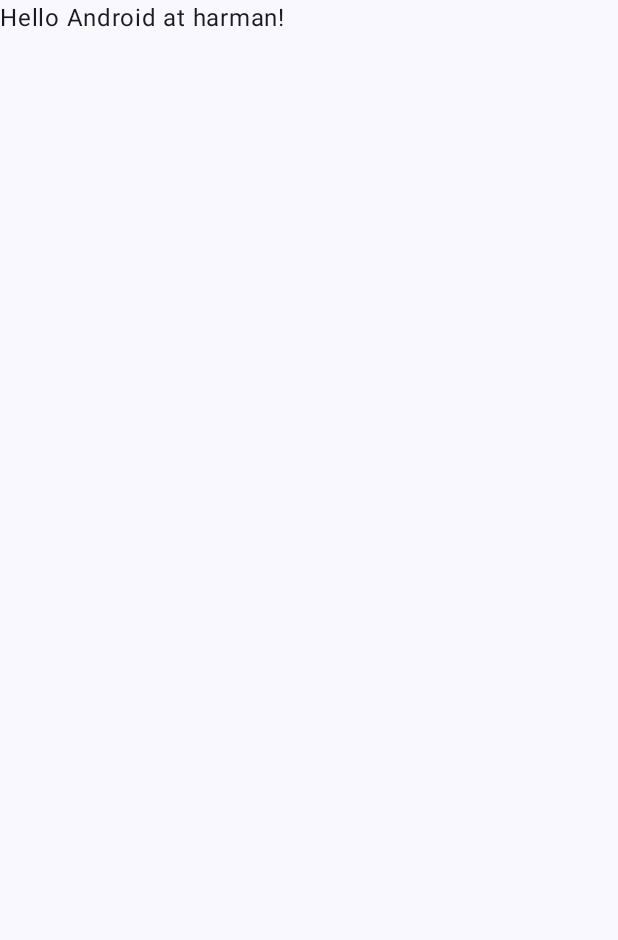
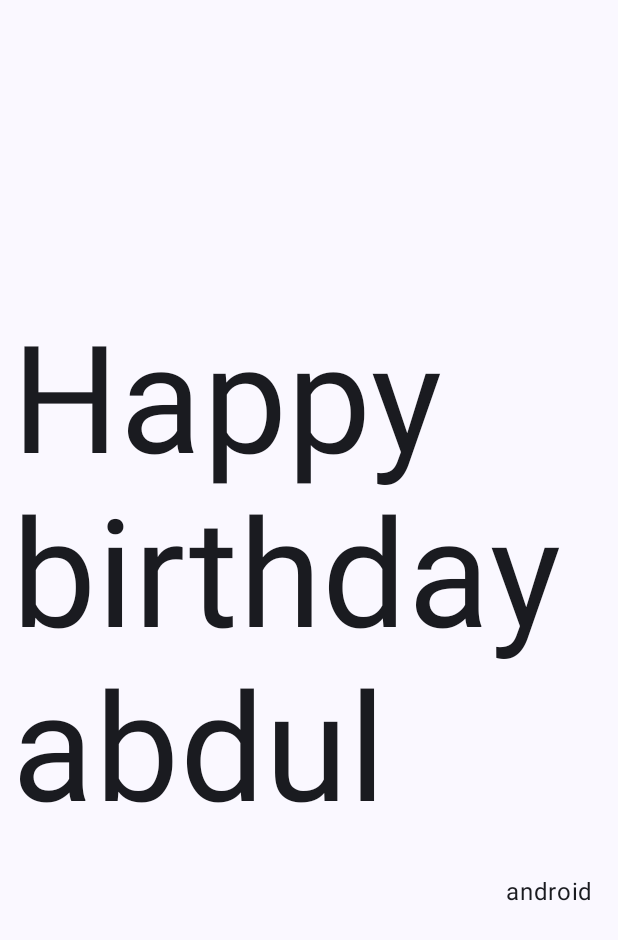
Before and after one commit to abdultanveer/harman, an Android app built with Jetpack Compose: the screen it shows after launch (MainActivity), on a phone screen of 412 x 824 dp. Before the commit the part shown is almost empty. Shown: the top 940 px of the screen. Run offline under Robolectric (Android 15) with nearby library versions, the phone set to English and light mode, and no system bars.

Commit message:
birthday message

```diff
--- a/app/src/main/java/com/example/harman/MainActivity.kt
+++ b/app/src/main/java/com/example/harman/MainActivity.kt
@@ -4,13 +4,21 @@ import android.os.Bundle
 import androidx.activity.ComponentActivity
 import androidx.activity.compose.setContent
 import androidx.activity.enableEdgeToEdge
+import androidx.compose.foundation.layout.Arrangement
+import androidx.compose.foundation.layout.Column
+import androidx.compose.foundation.layout.Row
 import androidx.compose.foundation.layout.fillMaxSize
 import androidx.compose.foundation.layout.padding
+import androidx.compose.material3.MaterialTheme
 import androidx.compose.material3.Scaffold
+import androidx.compose.material3.Surface
 import androidx.compose.material3.Text
 import androidx.compose.runtime.Composable
+import androidx.compose.ui.Alignment
 import androidx.compose.ui.Modifier
 import androidx.compose.ui.tooling.preview.Preview
+import androidx.compose.ui.unit.dp
+import androidx.compose.ui.unit.sp
 import com.example.harman.ui.theme.HarmanTheme
 
 class MainActivity : ComponentActivity() {
@@ -19,10 +27,12 @@ class MainActivity : ComponentActivity() {
         enableEdgeToEdge()
         setContent {
             HarmanTheme {
-                Scaffold(modifier = Modifier.fillMaxSize()) { innerPadding ->
-                    Greeting(
-                        name = "Android at harman",
-                        modifier = Modifier.padding(innerPadding)
+                Surface(
+                    modifier = Modifier.fillMaxSize(),
+                    color = MaterialTheme.colorScheme.background
+                ) {
+                    GreetingText(message = "abdul", from = "android",
+                        modifier = Modifier.padding(8.dp)
                     )
                 }
             }
@@ -31,17 +41,28 @@ class MainActivity : ComponentActivity() {
 }
 
 @Composable
-fun Greeting(name: String, modifier: Modifier = Modifier) {
-    Text(
-        text = "Hello $name!",
-        modifier = modifier
-    )
+fun GreetingText(message: String, from:String,modifier: Modifier = Modifier) {
+    Column(
+        verticalArrangement = Arrangement.Center,
+    )  {
+        Text(
+            text = "Happy birthday " + message, modifier = modifier,
+            fontSize = 100.sp,
+            lineHeight = 116.sp,
+        )
+        Text(text = from,
+            modifier = Modifier
+                .padding(16.dp)
+                .align(alignment = Alignment.End))
+    }
+
+
 }
 
 @Preview(showBackground = true)
 @Composable
-fun GreetingPreview() {
+fun BirthdayCardPreview() {
     HarmanTheme {
-        Greeting("welcome to Android")
+    GreetingText(message = "Harman","android")
     }
 }
```
Also changed, not shown: app/src/main/java/com/example/harman/kotlinexs/MethodRefDemo.kt (added, +24 -0 lines).
